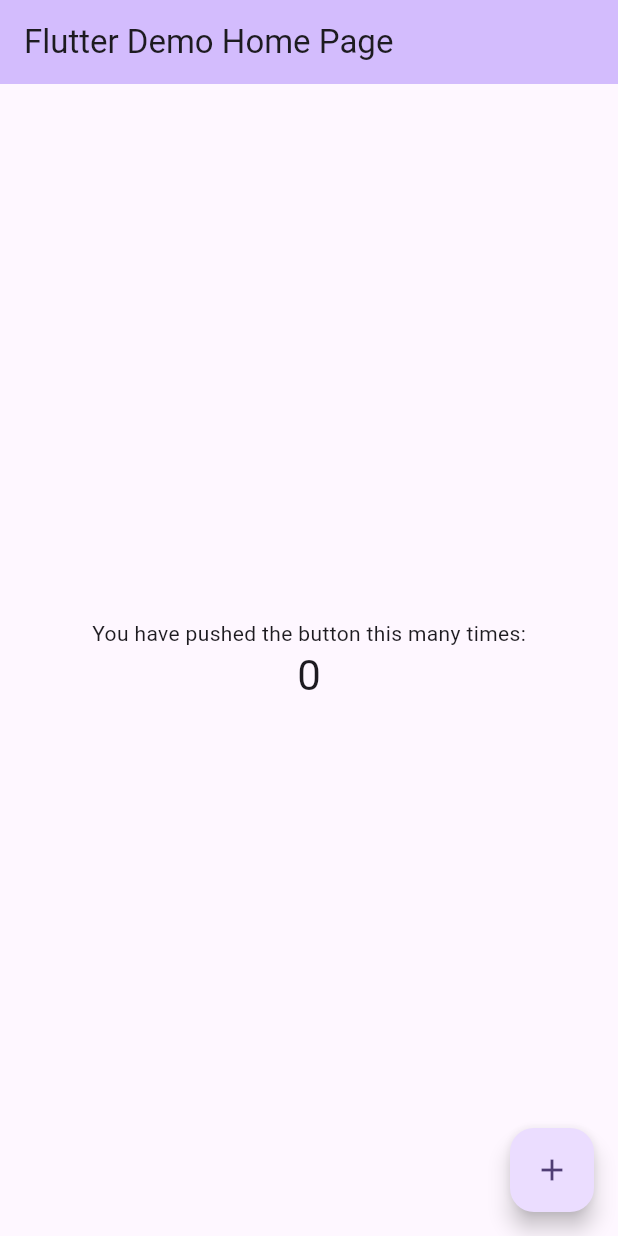
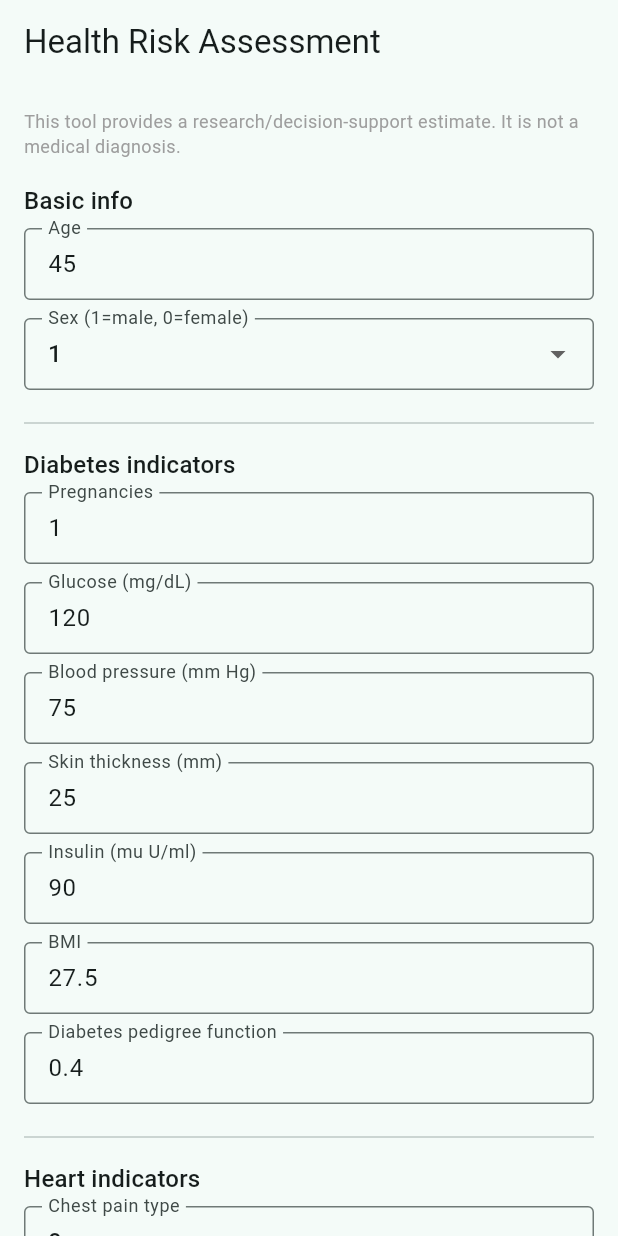
Before and after one commit to Gulshid/Smart-HealthCare-Plateform, a Flutter app: the screen it shows after launch, on a phone screen of 412 x 824 dp. Run offline on Flutter 3.47's test engine with Material 3 defaults, Android fonts, the phone set to English and light mode, and no system bars.

Commit message:
flutter files added

```diff
--- a/healthcare_system/lib/main.dart
+++ b/healthcare_system/lib/main.dart
@@ -1,122 +1,30 @@
 import 'package:flutter/material.dart';
+import 'screens/risk_input_screen.dart';
+import 'services/risk_api_service.dart';
 
 void main() {
-  runApp(const MyApp());
+  runApp(const HealthRiskApp());
 }
 
-class MyApp extends StatelessWidget {
-  const MyApp({super.key});
+class HealthRiskApp extends StatelessWidget {
+  const HealthRiskApp({super.key});
 
-  // This widget is the root of your application.
   @override
   Widget build(BuildContext context) {
+    // Change baseUrl depending on where you run the backend:
+    //   Android emulator -> http://10.0.2.2:8000
+    //   iOS simulator    -> http://localhost:8000
+    //   Physical device  -> http://<your-lan-ip>:8000
+    //   Production       -> your deployed API URL
+    final apiService = RiskApiService(baseUrl: 'http://10.0.2.2:8000');
+
     return MaterialApp(
-      title: 'Flutter Demo',
+      title: 'Smart Healthcare Risk',
       theme: ThemeData(
-        // This is the theme of your application.
-        //
-        // TRY THIS: Try running your application with "flutter run". You'll see
-        // the application has a purple toolbar. Then, without quitting the app,
-        // try changing the seedColor in the colorScheme below to Colors.green
-        // and then invoke "hot reload" (save your changes or press the "hot
-        // reload" button in a Flutter-supported IDE, or press "r" if you used
-        // the command line to start the app).
-        //
-        // Notice that the counter didn't reset back to zero; the application
-        // state is not lost during the reload. To reset the state, use hot
-        // restart instead.
-        //
-        // This works for code too, not just values: Most code changes can be
-        // tested with just a hot reload.
-        colorScheme: .fromSeed(seedColor: Colors.deepPurple),
+        colorSchemeSeed: Colors.teal,
+        useMaterial3: true,
       ),
-      home: const MyHomePage(title: 'Flutter Demo Home Page'),
+      home: RiskInputScreen(apiService: apiService),
     );
   }
 }
-
-class MyHomePage extends StatefulWidget {
-  const MyHomePage({super.key, required this.title});
-
-  // This widget is the home page of your application. It is stateful, meaning
-  // that it has a State object (defined below) that contains fields that affect
-  // how it looks.
-
-  // This class is the configuration for the state. It holds the values (in this
-  // case the title) provided by the parent (in this case the App widget) and
-  // used by the build method of the State. Fields in a Widget subclass are
-  // always marked "final".
-
-  final String title;
-
-  @override
-  State<MyHomePage> createState() => _MyHomePageState();
-}
-
-class _MyHomePageState extends State<MyHomePage> {
-  int _counter = 0;
-
-  void _incrementCounter() {
-    setState(() {
-      // This call to setState tells the Flutter framework that something has
-      // changed in this State, which causes it to rerun the build method below
-      // so that the display can reflect the updated values. If we changed
-      // _counter without calling setState(), then the build method would not be
-      // called again, and so nothing would appear to happen.
-      _counter++;
-    });
-  }
-
-  @override
-  Widget build(BuildContext context) {
-    // This method is rerun every time setState is called, for instance as done
-    // by the _incrementCounter method above.
-    //
-    // The Flutter framework has been optimized to make rerunning build methods
-    // fast, so that you can just rebuild anything that needs updating rather
-    // than having to individually change instances of widgets.
-    return Scaffold(
-      appBar: AppBar(
-        // TRY THIS: Try changing the color here to a specific color (to
-        // Colors.amber, perhaps?) and trigger a hot reload to see the AppBar
-        // change color while the other colors stay the same.
-        backgroundColor: Theme.of(context).colorScheme.inversePrimary,
-        // Here we take the value from the MyHomePage object that was created by
-        // the App.build method, and use it to set our appbar title.
-        title: Text(widget.title),
-      ),
-      body: Center(
-        // Center is a layout widget. It takes a single child and positions it
-        // in the middle of the parent.
-        child: Column(
-          // Column is also a layout widget. It takes a list of children and
-          // arranges them vertically. By default, it sizes itself to fit its
-          // children horizontally, and tries to be as tall as its parent.
-          //
-          // Column has various properties to control how it sizes itself and
-          // how it positions its children. Here we use mainAxisAlignment to
-          // center the children vertically; the main axis here is the vertical
-          // axis because Columns are vertical (the cross axis would be
-          // horizontal).
-          //
-          // TRY THIS: Invoke "debug painting" (choose the "Toggle Debug Paint"
-          // action in the IDE, or press "p" in the console), to see the
-          // wireframe for each widget.
-          mainAxisAlignment: .center,
-          children: [
-            const Text('You have pushed the button this many times:'),
-            Text(
-              '$_counter',
-              style: Theme.of(context).textTheme.headlineMedium,
-            ),
-          ],
-        ),
-      ),
-      floatingActionButton: FloatingActionButton(
-        onPressed: _incrementCounter,
-        tooltip: 'Increment',
-        child: const Icon(Icons.add),
-      ),
-    );
-  }
-}
--- /dev/null
+++ b/healthcare_system/lib/models/risk_models.dart
@@ -0,0 +1,133 @@
+/// Data models mirroring the FastAPI response schemas.
+
+class RiskResult {
+  final String condition;
+  final double riskProbability;
+  final String riskBand; // Low | Moderate | High
+  final String modelUsed;
+  final List<String> topFactors;
+
+  RiskResult({
+    required this.condition,
+    required this.riskProbability,
+    required this.riskBand,
+    required this.modelUsed,
+    required this.topFactors,
+  });
+
+  factory RiskResult.fromJson(Map<String, dynamic> json) {
+    return RiskResult(
+      condition: json['condition'] as String,
+      riskProbability: (json['risk_probability'] as num).toDouble(),
+      riskBand: json['risk_band'] as String,
+      modelUsed: json['model_used'] as String,
+      topFactors: List<String>.from(json['top_factors'] as List),
+    );
+  }
+}
+
+class CombinedRiskResult {
+  final RiskResult diabetes;
+  final RiskResult heart;
+  final String overallRiskBand;
+  final String disclaimer;
+
+  CombinedRiskResult({
+    required this.diabetes,
+    required this.heart,
+    required this.overallRiskBand,
+    required this.disclaimer,
+  });
+
+  factory CombinedRiskResult.fromJson(Map<String, dynamic> json) {
+    return CombinedRiskResult(
+      diabetes: RiskResult.fromJson(json['diabetes']),
+      heart: RiskResult.fromJson(json['heart_disease']),
+      overallRiskBand: json['overall_risk_band'] as String,
+      disclaimer: json['disclaimer'] as String,
+    );
+  }
+}
+
+/// Input fields collected from the user for the diabetes model.
+class DiabetesInput {
+  final int pregnancies;
+  final double glucose;
+  final double bloodPressure;
+  final double skinThickness;
+  final double insulin;
+  final double bmi;
+  final double diabetesPedigreeFunction;
+  final int age;
+
+  DiabetesInput({
+    required this.pregnancies,
+    required this.glucose,
+    required this.bloodPressure,
+    required this.skinThickness,
+    required this.insulin,
+    required this.bmi,
+    required this.diabetesPedigreeFunction,
+    required this.age,
+  });
+
+  Map<String, dynamic> toJson() => {
+        'pregnancies': pregnancies,
+        'glucose': glucose,
+        'blood_pressure': bloodPressure,
+        'skin_thickness': skinThickness,
+        'insulin': insulin,
+        'bmi': bmi,
+        'diabetes_pedigree_function': diabetesPedigreeFunction,
+        'age': age,
+      };
+}
+
+/// Input fields collected from the user for the heart disease model.
+class HeartInput {
+  final int age;
+  final int sex; // 1 = male, 0 = female
+  final int cp; // chest pain type 0-3
+  final double trestbps; // resting blood pressure
+  final double chol; // cholesterol
+  final int fbs; // fasting blood sugar > 120 mg/dl
+  final int restecg;
+  final double thalach; // max heart rate
+  final int exang; // exercise induced angina
+  final double oldpeak;
+  final int slope;
+  final int ca;
+  final int thal;
+
+  HeartInput({
+    required this.age,
+    required this.sex,
+    required this.cp,
+    required this.trestbps,
+    required this.chol,
+    required this.fbs,
+    required this.restecg,
+    required this.thalach,
+    required this.exang,
+    required this.oldpeak,
+    required this.slope,
+    required this.ca,
+    required this.thal,
+  });
+
+  Map<String, dynamic> toJson() => {
+        'age': age,
+        'sex': sex,
+        'cp': cp,
+        'trestbps': trestbps,
+        'chol': chol,
+        'fbs': fbs,
+        'restecg': restecg,
+        'thalach': thalach,
+        'exang': exang,
+        'oldpeak': oldpeak,
+        'slope': slope,
+        'ca': ca,
+        'thal': thal,
+      };
+}
--- /dev/null
+++ b/healthcare_system/lib/screens/risk_input_screen.dart
@@ -0,0 +1,198 @@
+import 'package:flutter/material.dart';
+import '../models/risk_models.dart';
+import '../services/risk_api_service.dart';
+import 'risk_result_screen.dart';
+
+/// Form to collect the inputs both models need, then calls /predict/all.
+class RiskInputScreen extends StatefulWidget {
+  final RiskApiService apiService;
+  const RiskInputScreen({super.key, required this.apiService});
+
+  @override
+  State<RiskInputScreen> createState() => _RiskInputScreenState();
+}
+
+class _RiskInputScreenState extends State<RiskInputScreen> {
+  final _formKey = GlobalKey<FormState>();
+  bool _loading = false;
+
+  // Shared
+  final _ageCtrl = TextEditingController(text: '45');
+
+  // Diabetes fields
+  final _pregnanciesCtrl = TextEditingController(text: '1');
+  final _glucoseCtrl = TextEditingController(text: '120');
+  final _bpCtrl = TextEditingController(text: '75');
+  final _skinCtrl = TextEditingController(text: '25');
+  final _insulinCtrl = TextEditingController(text: '90');
+  final _bmiCtrl = TextEditingController(text: '27.5');
+  final _pedigreeCtrl = TextEditingController(text: '0.4');
+
+  // Heart fields
+  int _sex = 1;
+  int _cp = 0;
+  final _trestbpsCtrl = TextEditingController(text: '120');
+  final _cholCtrl = TextEditingController(text: '200');
+  int _fbs = 0;
+  int _restecg = 0;
+  final _thalachCtrl = TextEditingController(text: '150');
+  int _exang = 0;
+  final _oldpeakCtrl = TextEditingController(text: '0.5');
+  int _slope = 1;
+  int _ca = 0;
+  int _thal = 2;
+
+  Future<void> _submit() async {
+    if (!_formKey.currentState!.validate()) return;
+    setState(() => _loading = true);
+
+    try {
+      final age = int.parse(_ageCtrl.text);
+
+      final diabetesInput = DiabetesInput(
+        pregnancies: int.parse(_pregnanciesCtrl.text),
+        glucose: double.parse(_glucoseCtrl.text),
+        bloodPressure: double.parse(_bpCtrl.text),
+        skinThickness: double.parse(_skinCtrl.text),
+        insulin: double.parse(_insulinCtrl.text),
+        bmi: double.parse(_bmiCtrl.text),
+        diabetesPedigreeFunction: double.parse(_pedigreeCtrl.text),
+        age: age,
+      );
+
+      final heartInput = HeartInput(
+        age: age,
+        sex: _sex,
+        cp: _cp,
+        trestbps: double.parse(_trestbpsCtrl.text),
+        chol: double.parse(_cholCtrl.text),
+        fbs: _fbs,
+        restecg: _restecg,
+        thalach: double.parse(_thalachCtrl.text),
+        exang: _exang,
+        oldpeak: double.parse(_oldpeakCtrl.text),
+        slope: _slope,
+        ca: _ca,
+        thal: _thal,
+      );
+
+      final result =
+          await widget.apiService.predictAll(diabetesInput, heartInput);
+
+      if (!mounted) return;
+      Navigator.push(
+        context,
+        MaterialPageRoute(
+            builder: (_) => RiskResultScreen(result: result)),
+      );
+    } catch (e) {
+      if (!mounted) return;
+      ScaffoldMessenger.of(context)
+          .showSnackBar(SnackBar(content: Text('Error: $e')));
+    } finally {
+      if (mounted) setState(() => _loading = false);
+    }
+  }
+
+  Widget _numberField(String label, TextEditingController ctrl,
+      {bool isDouble = true}) {
+    return Padding(
+      padding: const EdgeInsets.symmetric(vertical: 6),
+      child: TextFormField(
+        controller: ctrl,
+        keyboardType:
+            TextInputType.numberWithOptions(decimal: isDouble),
+        decoration: InputDecoration(
+          labelText: label,
+          border: const OutlineInputBorder(),
+          isDense: true,
+        ),
+        validator: (v) => (v == null || v.isEmpty) ? 'Required' : null,
+      ),
+    );
+  }
+
+  Widget _dropdown(String label, int value, List<int> options,
+      ValueChanged<int?> onChanged) {
+    return Padding(
+      padding: const EdgeInsets.symmetric(vertical: 6),
+      child: DropdownButtonFormField<int>(
+        value: value,
+        decoration: InputDecoration(
+          labelText: label,
+          border: const OutlineInputBorder(),
+          isDense: true,
+        ),
+        items: options
+            .map((o) => DropdownMenuItem(value: o, child: Text('$o')))
+            .toList(),
+        onChanged: onChanged,
+      ),
+    );
+  }
+
+  @override
+  Widget build(BuildContext context) {
+    return Scaffold(
+      appBar: AppBar(title: const Text('Health Risk Assessment')),
+      body: Form(
+        key: _formKey,
+        child: ListView(
+          padding: const EdgeInsets.all(16),
+          children: [
+            const Text('This tool provides a research/decision-support '
+                'estimate. It is not a medical diagnosis.',
+                style: TextStyle(color: Colors.grey, fontSize: 12)),
+            const SizedBox(height: 16),
+            Text('Basic info',
+                style: Theme.of(context).textTheme.titleMedium),
+            _numberField('Age', _ageCtrl, isDouble: false),
+            _dropdown('Sex (1=male, 0=female)', _sex, [0, 1],
+                (v) => setState(() => _sex = v!)),
+            const Divider(height: 32),
+            Text('Diabetes indicators',
+                style: Theme.of(context).textTheme.titleMedium),
+            _numberField('Pregnancies', _pregnanciesCtrl, isDouble: false),
+            _numberField('Glucose (mg/dL)', _glucoseCtrl),
+            _numberField('Blood pressure (mm Hg)', _bpCtrl),
+            _numberField('Skin thickness (mm)', _skinCtrl),
+            _numberField('Insulin (mu U/ml)', _insulinCtrl),
+            _numberField('BMI', _bmiCtrl),
+            _numberField('Diabetes pedigree function', _pedigreeCtrl),
+            const Divider(height: 32),
+            Text('Heart indicators',
+                style: Theme.of(context).textTheme.titleMedium),
+            _dropdown('Chest pain type', _cp, [0, 1, 2, 3],
+                (v) => setState(() => _cp = v!)),
+            _numberField('Resting blood pressure', _trestbpsCtrl),
+            _numberField('Cholesterol (mg/dl)', _cholCtrl),
+            _dropdown('Fasting blood sugar > 120', _fbs, [0, 1],
+                (v) => setState(() => _fbs = v!)),
+            _dropdown('Resting ECG', _restecg, [0, 1, 2],
+                (v) => setState(() => _restecg = v!)),
+            _numberField('Max heart rate achieved', _thalachCtrl),
+            _dropdown('Exercise induced angina', _exang, [0, 1],
+                (v) => setState(() => _exang = v!)),
+            _numberField('ST depression (oldpeak)', _oldpeakCtrl),
+            _dropdown('Slope', _slope, [0, 1, 2],
+                (v) => setState(() => _slope = v!)),
+            _dropdown('Major vessels (ca)', _ca, [0, 1, 2, 3, 4],
+                (v) => setState(() => _ca = v!)),
+            _dropdown('Thal', _thal, [0, 1, 2, 3],
+                (v) => setState(() => _thal = v!)),
+            const SizedBox(height: 24),
+            FilledButton(
+              onPressed: _loading ? null : _submit,
+              child: _loading
+                  ? const SizedBox(
+                      height: 20,
+                      width: 20,
+                      child: CircularProgressIndicator(strokeWidth: 2))
+                  : const Text('Get Risk Assessment'),
+            ),
+          ],
+        ),
+      ),
+    );
+  }
+}
--- /dev/null
+++ b/healthcare_system/lib/screens/risk_result_screen.dart
@@ -0,0 +1,57 @@
+import 'package:flutter/material.dart';
+import '../models/risk_models.dart';
+import '../widgets/risk_gauge.dart';
+
+class RiskResultScreen extends StatelessWidget {
+  final CombinedRiskResult result;
+  const RiskResultScreen({super.key, required this.result});
+
+  @override
+  Widget build(BuildContext context) {
+    return Scaffold(
+      appBar: AppBar(title: const Text('Your Risk Profile')),
+      body: ListView(
+        padding: const EdgeInsets.all(16),
+        children: [
+          Container(
+            padding: const EdgeInsets.all(16),
+            decoration: BoxDecoration(
+              color: Theme.of(context).colorScheme.primaryContainer,
+              borderRadius: BorderRadius.circular(16),
+            ),
+            child: Row(
+              children: [
+                const Icon(Icons.favorite, size: 28),
+                const SizedBox(width: 12),
+                Expanded(
+                  child: Text(
+                    'Overall risk band: ${result.overallRiskBand}',
+                    style: const TextStyle(
+                        fontSize: 16, fontWeight: FontWeight.bold),
+                  ),
+                ),
+              ],
+            ),
+          ),
+          const SizedBox(height: 16),
+          RiskGauge(
+            title: 'Diabetes',
+            probability: result.diabetes.riskProbability,
+            band: result.diabetes.riskBand,
+            topFactors: result.diabetes.topFactors,
+          ),
+          const SizedBox(height: 12),
+          RiskGauge(
+            title: 'Heart Disease',
+            probability: result.heart.riskProbability,
+            band: result.heart.riskBand,
+            topFactors: result.heart.topFactors,
+          ),
+          const SizedBox(height: 20),
+          Text(result.disclaimer,
+              style: TextStyle(color: Colors.grey.shade600, fontSize: 12)),
+        ],
+      ),
+    );
+  }
+}
--- /dev/null
+++ b/healthcare_system/lib/services/risk_api_service.dart
@@ -0,0 +1,82 @@
+import 'dart:convert';
+import 'package:http/http.dart' as http;
+import '../models/risk_models.dart';
+
+/// Handles all communication with the Smart Healthcare Risk Prediction API.
+///
+/// During local development:
+///   - Android emulator -> use http://10.0.2.2:8000
+///   - iOS simulator    -> use http://localhost:8000
+///   - Physical device  -> use your machine's LAN IP, e.g. http://192.168.1.5:8000
+///   - Production       -> your deployed backend URL (Render/Railway/EC2/etc.)
+class RiskApiService {
+  final String baseUrl;
+
+  RiskApiService({required this.baseUrl});
+
+  Future<RiskResult> predictDiabetes(DiabetesInput input) async {
+    final response = await http.post(
+      Uri.parse('$baseUrl/predict/diabetes'),
+      headers: {'Content-Type': 'application/json'},
+      body: jsonEncode(input.toJson()),
+    );
+
+    if (response.statusCode != 200) {
+      throw ApiException('Diabetes prediction failed: ${response.body}');
+    }
+    return RiskResult.fromJson(jsonDecode(response.body));
+  }
+
+  Future<RiskResult> predictHeart(HeartInput input) async {
+    final response = await http.post(
+      Uri.parse('$baseUrl/predict/heart'),
+      headers: {'Content-Type': 'application/json'},
+      body: jsonEncode(input.toJson()),
+    );
+
+    if (response.statusCode != 200) {
+      throw ApiException('Heart prediction failed: ${response.body}');
+    }
+    return RiskResult.fromJson(jsonDecode(response.body));
+  }
+
+  Future<CombinedRiskResult> predictAll(
+      DiabetesInput diabetes, HeartInput heart) async {
+    final response = await http.post(
+      Uri.parse('$baseUrl/predict/all'),
+      headers: {'Content-Type': 'application/json'},
+      body: jsonEncode({
+        'diabetes': diabetes.toJson(),
+        'heart': heart.toJson(),
+      }),
+    );
+
+    if (response.statusCode != 200) {
+      throw ApiException('Combined prediction failed: ${response.body}');
+    }
+    return CombinedRiskResult.fromJson(jsonDecode(response.body));
+  }
+
+  Future<Map<String, dynamic>> explainDiabetes() async {
+    final response = await http.get(Uri.parse('$baseUrl/explain/diabetes'));
+    if (response.statusCode != 200) {
+      throw ApiException('Explain diabetes failed: ${response.body}');
+    }
+    return jsonDecode(response.body);
+  }
+
+  Future<Map<String, dynamic>> explainHeart() async {
+    final response = await http.get(Uri.parse('$baseUrl/explain/heart'));
+    if (response.statusCode != 200) {
+      throw ApiException('Explain heart failed: ${response.body}');
+    }
+    return jsonDecode(response.body);
+  }
+}
+
+class ApiException implements Exception {
+  final String message;
+  ApiException(this.message);
+  @override
+  String toString() => message;
+}
```
Also changed, not shown: healthcare_system/lib/widgets/risk_gauge.dart (added, +95 -0 lines).
